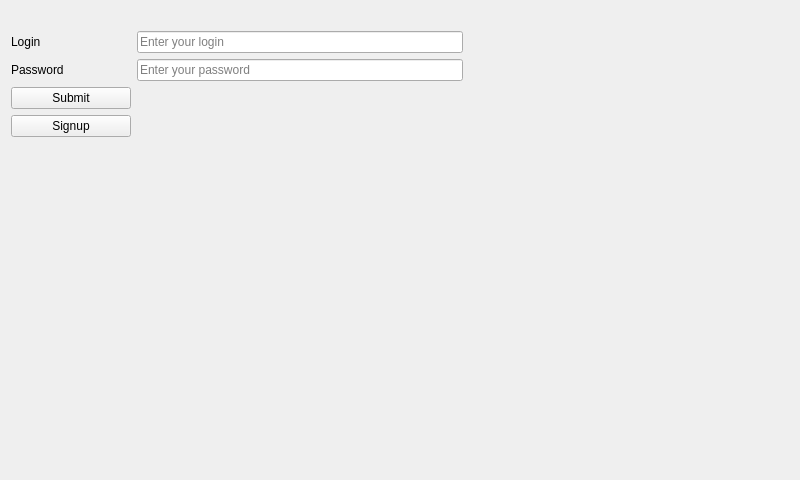
cpp-park-vk-education/2023_1_C--, file client/src/LoginPage.ui: the form before one commit.
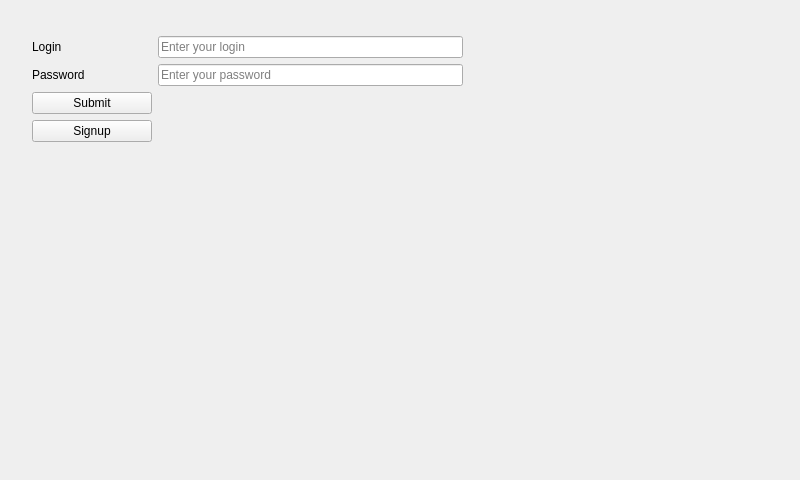
The form after the commit.

```diff
--- a/client/src/LoginPage.ui
+++ b/client/src/LoginPage.ui
@@ -20,6 +20,18 @@
    <string notr="true"/>
   </property>
   <layout class="QVBoxLayout" name="verticalLayout">
+   <property name="leftMargin">
+    <number>32</number>
+   </property>
+   <property name="topMargin">
+    <number>16</number>
+   </property>
+   <property name="rightMargin">
+    <number>32</number>
+   </property>
+   <property name="bottomMargin">
+    <number>16</number>
+   </property>
    <item>
     <widget class="QLabel" name="errorLabel">
      <property name="styleSheet">
```
